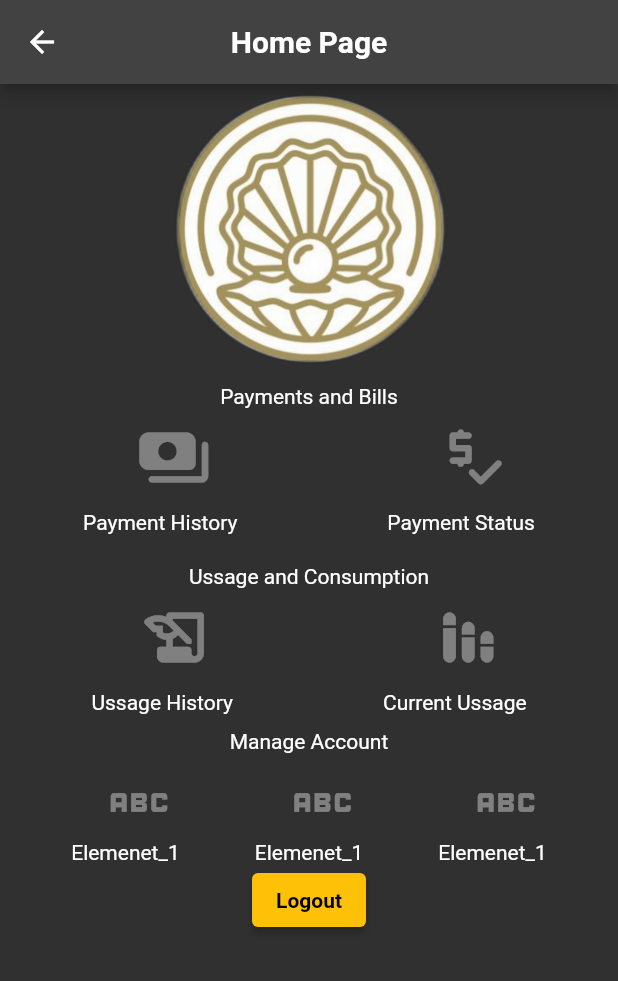
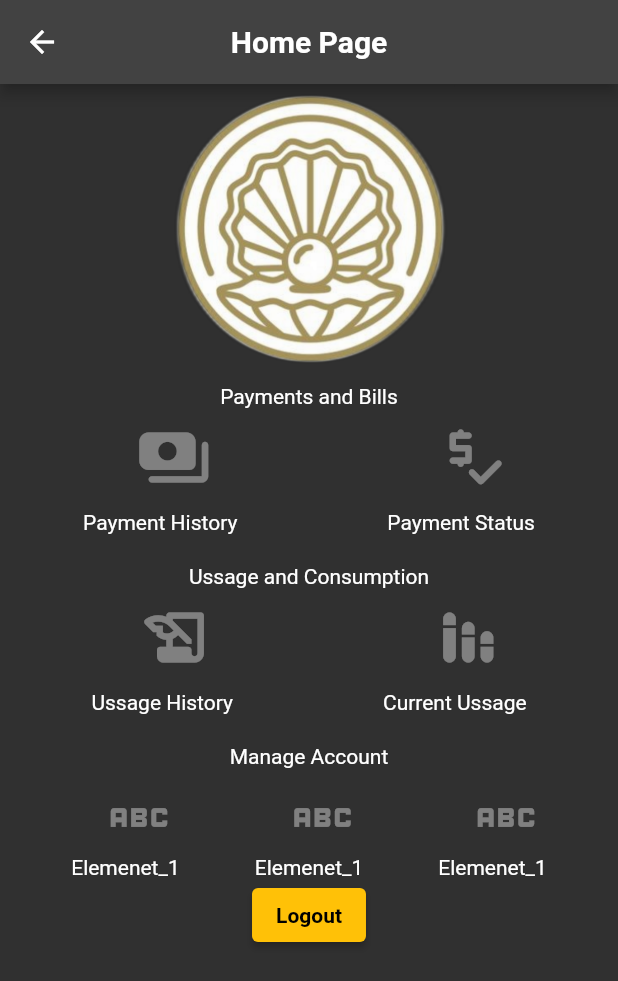
Before and after one commit to nayaksomkar/PearlEnergy, a Flutter app: the HomePage screen opened directly, on a phone screen of 412 x 824 dp. Shown: the top 981 px of the screen. Run offline on Flutter 3.47's test engine with Material 2 defaults, Android fonts, the light colour scheme and no system bars.

Commit message:
modified:   lib/pages/homepage/homepage.dart

```diff
--- a/lib/pages/homepage/homepage.dart
+++ b/lib/pages/homepage/homepage.dart
@@ -115,7 +115,7 @@ class HomePage extends StatelessWidget {
                   ],
                 ),
                 SizedBox(
-                  height: 10,
+                  height: 20,
                 ),
                 Text('Manage Account'),
                 Row(
```
